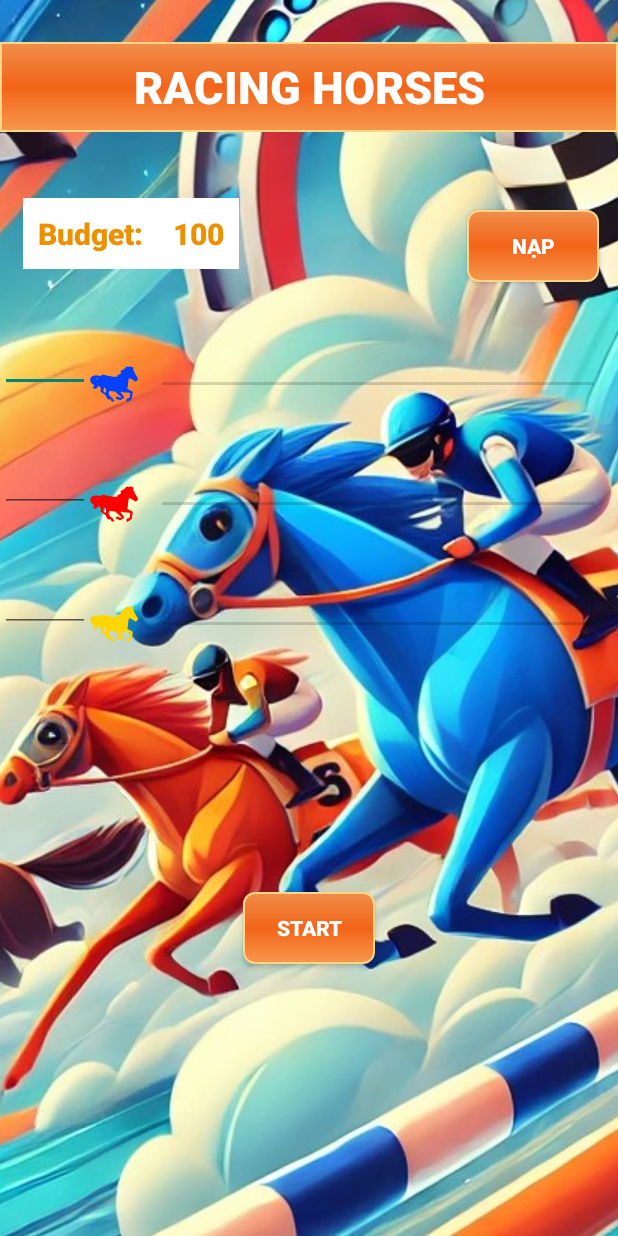
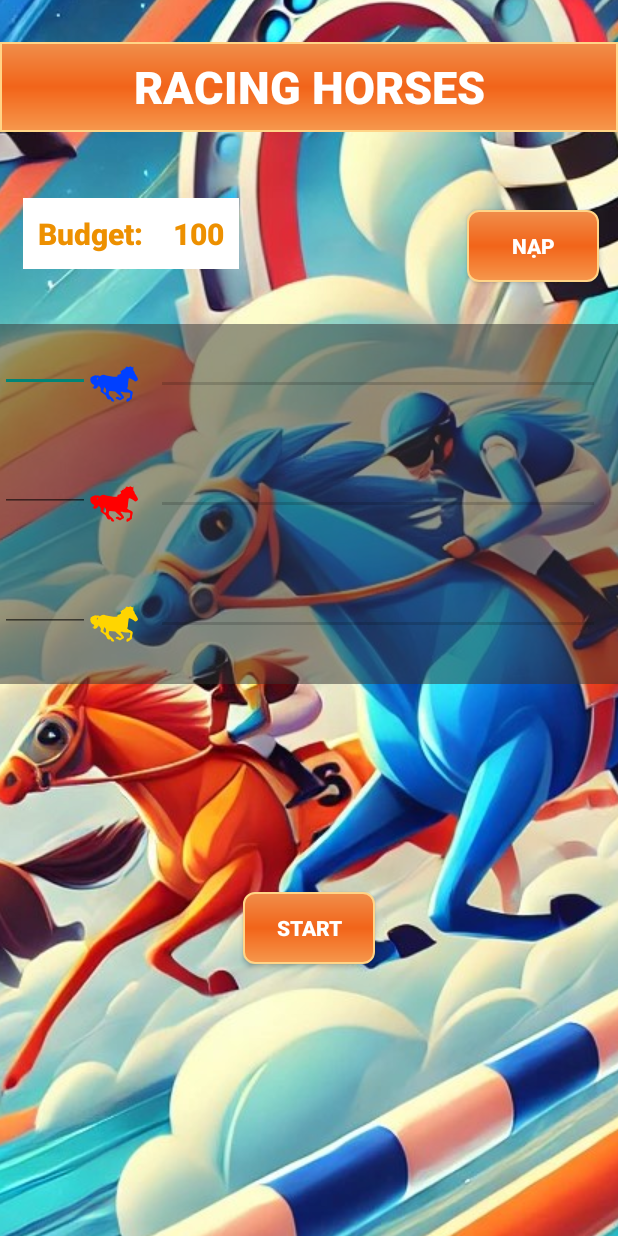
Before and after one commit to KhanhBa/PRM391_MiniProject, an Android app: the MainActivity screen opened directly, with no data from a screen before it, after a tap on "START", on a phone screen of 412 x 824 dp. Run offline under Robolectric (Android 15) with nearby library versions, the phone set to English and light mode, and no system bars.

Commit message:
fix spam start, background

```diff
--- a/app/src/main/java/com/example/prm392_miniproject/MainActivity.java
+++ b/app/src/main/java/com/example/prm392_miniproject/MainActivity.java
@@ -66,7 +66,8 @@ public class MainActivity extends AppCompatActivity {
                 int coc3 = getMoney(etCoc3);
                 int sum = coc1 + coc2 + coc3;
 
-                if (sum > 0 && sum <= moneyInWallet) {
+                if (sum > 0 && sum <= moneyInWallet)
+                {
                     if (!isRunning) {
                         moneyInWallet -= sum;
                         money.setText(String.valueOf(moneyInWallet));
@@ -78,7 +79,7 @@ public class MainActivity extends AppCompatActivity {
                         Toast.makeText(MainActivity.this, "Hourses are already running", Toast.LENGTH_SHORT).show();
                     }
                 } else {
-                    Toast.makeText(MainActivity.this, "Invalid", Toast.LENGTH_SHORT).show();
+                    Toast.makeText(MainActivity.this, "Please bet on your favorite horse ", Toast.LENGTH_SHORT).show();
                 }
             }
         });
@@ -93,7 +94,7 @@ public class MainActivity extends AppCompatActivity {
     }
 
     private void loadAction() {
-        isRunning = false;
+        isRunning = true;
         progressValue1 = 0;
         progressValue2 = 0;
         progressValue3 = 0;
@@ -113,7 +114,7 @@ public class MainActivity extends AppCompatActivity {
         }
 
 
-         media = MediaPlayer.create(this,R.raw.game_countdown);
+        media = MediaPlayer.create(this,R.raw.game_countdown);
         media.setOnCompletionListener((mg)->{
             if (media != null) {
                 media.stop();
--- a/app/src/main/res/drawable/background.xml
+++ b/app/src/main/res/drawable/background.xml
@@ -4,6 +4,7 @@
     </item>
     <item>
         <bitmap
+
             android:src="@drawable/background_images"
         android:gravity="center"/>
     </item>
--- a/app/src/main/res/layout/activity_main.xml
+++ b/app/src/main/res/layout/activity_main.xml
@@ -82,21 +82,19 @@
         app:layout_constraintTop_toBottomOf="@+id/Game" />
 
     <RelativeLayout
+        android:background="#80333232"
         android:id="@+id/Play"
         android:layout_width="match_parent"
         android:layout_height="wrap_content"
         android:layout_marginTop="28dp"
         android:orientation="vertical"
         app:layout_constraintTop_toBottomOf="@+id/btnNap"
-        tools:layout_editor_absoluteX="0dp">
+        >
 
         <RelativeLayout
             android:id="@+id/runLine1"
             android:layout_width="match_parent"
-            android:layout_height="wrap_content"
-            >
-
-
+            android:layout_height="wrap_content">
             <EditText
                 android:id="@+id/etCoc1"
                 android:layout_width="60dp"
```
